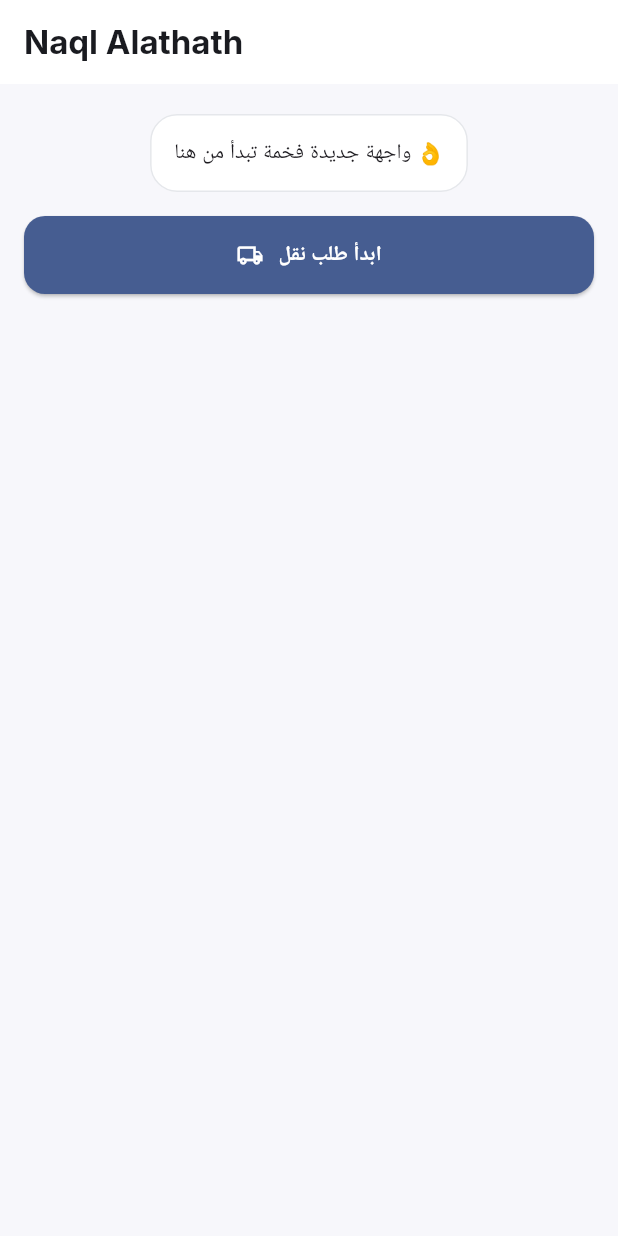
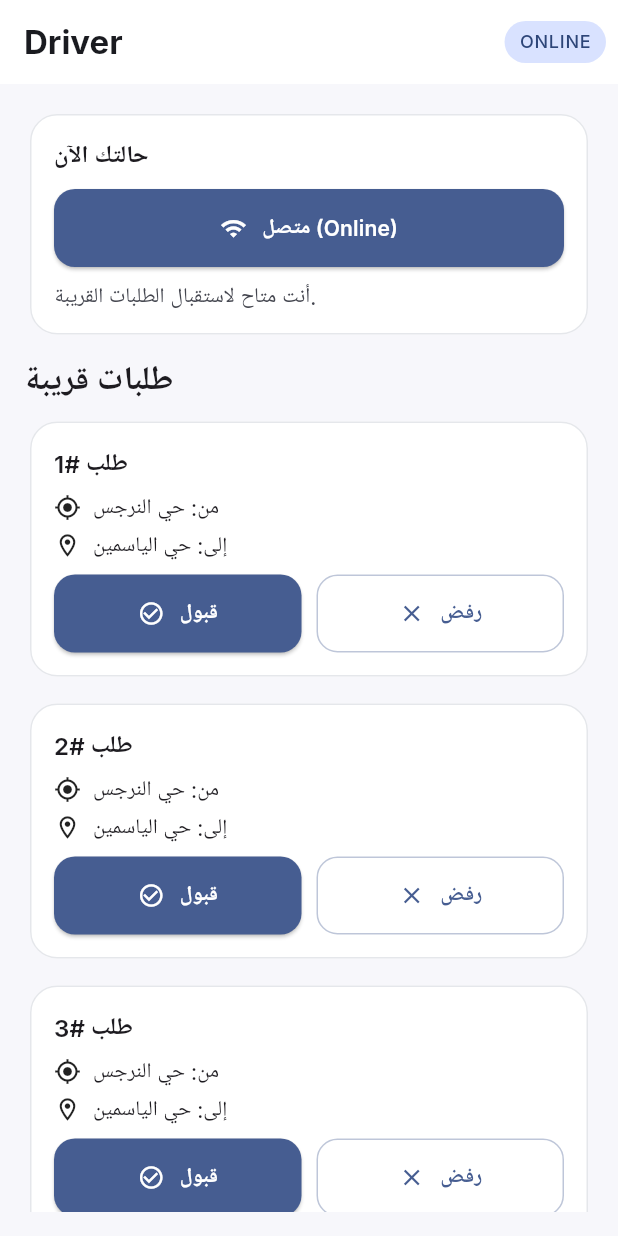
Before and after one commit to moa19438-code/Naql-alathath, a Flutter app: the screen it shows after launch, on a phone screen of 412 x 824 dp. Run offline on Flutter 3.47's test engine with Material 3 defaults, Android fonts, the phone set to English and light mode, and no system bars; our stand-ins replace dio, google_fonts, google_maps_flutter, location.

Commit message:
Update main.dart

```diff
--- a/driver_app/lib/main.dart
+++ b/driver_app/lib/main.dart
@@ -2,11 +2,11 @@ import 'package:flutter/material.dart';
 import 'package:app_ui/app_ui.dart';
 
 void main() {
-  runApp(const CustomerApp());
+  runApp(const DriverApp());
 }
 
-class CustomerApp extends StatelessWidget {
-  const CustomerApp({super.key});
+class DriverApp extends StatelessWidget {
+  const DriverApp({super.key});
 
   @override
   Widget build(BuildContext context) {
@@ -14,31 +14,183 @@ class CustomerApp extends StatelessWidget {
       debugShowCheckedModeBanner: false,
       theme: AppTheme.light(),
       darkTheme: AppTheme.dark(),
-      home: const DemoHome(),
+      home: const DriverHomePage(),
     );
   }
 }
 
-class DemoHome extends StatelessWidget {
-  const DemoHome({super.key});
+class DriverHomePage extends StatefulWidget {
+  const DriverHomePage({super.key});
+
+  @override
+  State<DriverHomePage> createState() => _DriverHomePageState();
+}
+
+class _DriverHomePageState extends State<DriverHomePage> {
+  bool online = true;
 
   @override
   Widget build(BuildContext context) {
+    final cs = Theme.of(context).colorScheme;
+
     return AppScaffold(
-      title: 'Naql Alathath',
+      title: 'Driver',
+      actions: [
+        Padding(
+          padding: const EdgeInsetsDirectional.only(end: 8),
+          child: Center(
+            child: _StatusPill(
+              online: online,
+            ),
+          ),
+        ),
+      ],
       body: Column(
+        crossAxisAlignment: CrossAxisAlignment.start,
         children: [
-          const AppCard(
-            child: Text('واجهة جديدة فخمة تبدأ من هنا 👌'),
+          AppCard(
+            child: Column(
+              crossAxisAlignment: CrossAxisAlignment.start,
+              children: [
+                Text(
+                  'حالتك الآن',
+                  style: Theme.of(context).textTheme.titleMedium,
+                ),
+                const SizedBox(height: 10),
+                Row(
+                  children: [
+                    Expanded(
+                      child: AppButton(
+                        text: online ? 'متصل (Online)' : 'غير متصل (Offline)',
+                        icon: online ? Icons.wifi : Icons.wifi_off,
+                        onPressed: () => setState(() => online = !online),
+                      ),
+                    ),
+                  ],
+                ),
+                const SizedBox(height: 10),
+                Text(
+                  online
+                      ? 'أنت متاح لاستقبال الطلبات القريبة.'
+                      : 'فعّل وضع Online لاستقبال الطلبات.',
+                  style: Theme.of(context)
+                      .textTheme
+                      .bodyMedium
+                      ?.copyWith(color: cs.onSurfaceVariant),
+                ),
+              ],
+            ),
           ),
           const SizedBox(height: 12),
-          AppButton(
-            text: 'ابدأ طلب نقل',
-            onPressed: () {},
-            icon: Icons.local_shipping_outlined,
+
+          Text(
+            'طلبات قريبة',
+            style: Theme.of(context).textTheme.titleLarge,
+          ),
+          const SizedBox(height: 10),
+
+          // قائمة طلبات (تجريبية الآن)
+          Expanded(
+            child: ListView.separated(
+              itemCount: 3,
+              separatorBuilder: (_, __) => const SizedBox(height: 10),
+              itemBuilder: (_, i) => _NearbyOrderCard(
+                index: i + 1,
+                onAccept: online ? () {} : null,
+                onReject: online ? () {} : null,
+              ),
+            ),
           ),
         ],
       ),
     );
   }
 }
+
+class _NearbyOrderCard extends StatelessWidget {
+  final int index;
+  final VoidCallback? onAccept;
+  final VoidCallback? onReject;
+
+  const _NearbyOrderCard({
+    required this.index,
+    required this.onAccept,
+    required this.onReject,
+  });
+
+  @override
+  Widget build(BuildContext context) {
+    return AppCard(
+      child: Column(
+        crossAxisAlignment: CrossAxisAlignment.start,
+        children: [
+          Text(
+            'طلب #$index',
+            style: Theme.of(context).textTheme.titleMedium,
+          ),
+          const SizedBox(height: 8),
+          Row(
+            children: [
+              const Icon(Icons.my_location, size: 18),
+              const SizedBox(width: 8),
+              const Expanded(child: Text('من: حي النرجس')),
+            ],
+          ),
+          const SizedBox(height: 6),
+          Row(
+            children: [
+              const Icon(Icons.location_on_outlined, size: 18),
+              const SizedBox(width: 8),
+              const Expanded(child: Text('إلى: حي الياسمين')),
+            ],
+          ),
+          const SizedBox(height: 10),
+          Row(
+            children: [
+              Expanded(
+                child: AppButton(
+                  text: 'قبول',
+                  icon: Icons.check_circle_outline,
+                  onPressed: onAccept,
+                ),
+              ),
+              const SizedBox(width: 10),
+              Expanded(
+                child: AppButton(
+                  text: 'رفض',
+                  icon: Icons.close,
+                  variant: AppButtonVariant.secondary,
+                  onPressed: onReject,
+                ),
+              ),
+            ],
+          ),
+        ],
+      ),
+    );
+  }
+}
+
+class _StatusPill extends StatelessWidget {
+  final bool online;
+  const _StatusPill({required this.online});
+
+  @override
+  Widget build(BuildContext context) {
+    final cs = Theme.of(context).colorScheme;
+    final bg = online ? cs.primaryContainer : cs.errorContainer;
+    final fg = online ? cs.onPrimaryContainer : cs.onErrorContainer;
+
+    return Container(
+      padding: const EdgeInsets.symmetric(horizontal: 10, vertical: 6),
+      decoration: BoxDecoration(
+        color: bg,
+        borderRadius: BorderRadius.circular(999),
+      ),
+      child: Text(
+        online ? 'ONLINE' : 'OFFLINE',
+        style: Theme.of(context).textTheme.labelMedium?.copyWith(color: fg),
+      ),
+    );
+  }
+}
```
